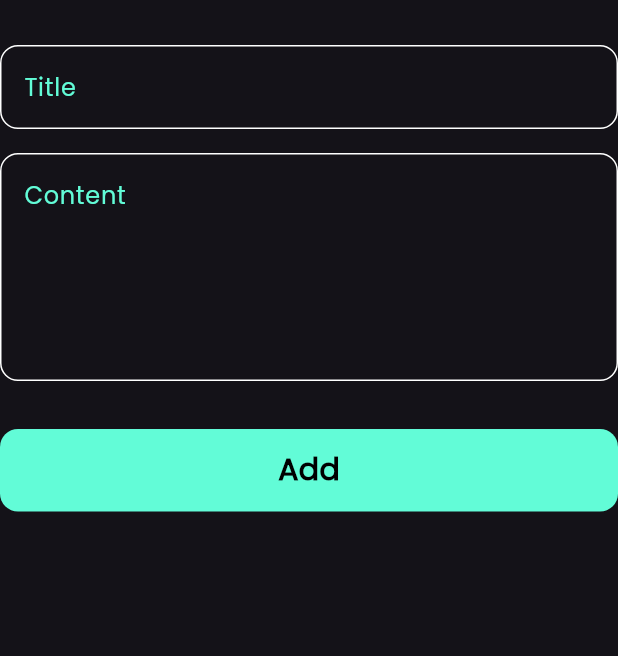
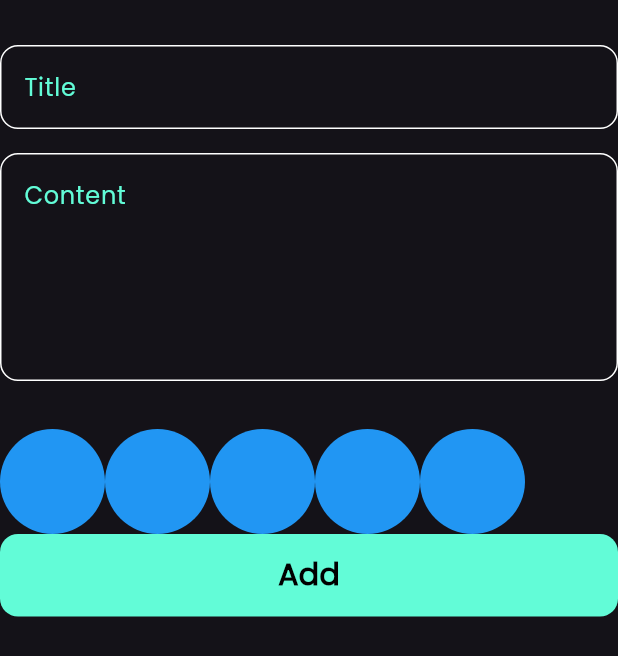
Before and after one commit to xMAG3/notes_app, a Flutter app: the AddNoteForm widget shown alone on an empty page, opened directly, on a phone screen of 412 x 824 dp. Shown: the top 656 px of the screen. Run offline on Flutter 3.47's test engine with Material 3 defaults, Android fonts, the phone set to English and light mode, and no system bars; our stand-ins replace bloc, flutter_bloc, font_awesome_flutter, hive, hive_flutter; accounts and stored records are empty.

Commit message:
create colors list view p1

```diff
--- a/lib/widgets/add_note_form.dart
+++ b/lib/widgets/add_note_form.dart
@@ -3,6 +3,7 @@ import 'package:flutter_bloc/flutter_bloc.dart';
 import 'package:intl/intl.dart';
 import 'package:note_app/cubits/add_note_cubit/cubit/add_note_cubit.dart';
 import 'package:note_app/models/note_model.dart';
+import 'package:note_app/widgets/colors_list_view.dart';
 import 'package:note_app/widgets/custom_button.dart';
 import 'package:note_app/widgets/custom_text_field.dart';
 
@@ -43,6 +44,7 @@ class _AddNoteFormState extends State<AddNoteForm> {
             maxLines: 5,
           ),
           SizedBox(height: 32),
+          ColorsListView(),
           BlocBuilder<AddNoteCubit, AddNoteState>(
             builder: (context, state) {
               return CustomBotton(
@@ -68,6 +70,7 @@ class _AddNoteFormState extends State<AddNoteForm> {
               );
             },
           ),
+          SizedBox(height: 28),
         ],
       ),
     );
--- /dev/null
+++ b/lib/widgets/colors_list_view.dart
@@ -0,0 +1,28 @@
+import 'package:flutter/material.dart';
+
+class ColorItem extends StatelessWidget {
+  const ColorItem({super.key});
+
+  @override
+  Widget build(BuildContext context) {
+    return CircleAvatar(radius: 35, backgroundColor: Colors.blue);
+  }
+}
+
+class ColorsListView extends StatelessWidget {
+  const ColorsListView({super.key});
+
+  @override
+  Widget build(BuildContext context) {
+    return SizedBox(
+      height: 70,
+      child: ListView.builder(
+        itemCount: 5,
+        scrollDirection: Axis.horizontal,
+        itemBuilder: (context, index) {
+          return ColorItem();
+        },
+      ),
+    );
+  }
+}
```
Also changed, not shown: lib/main.dart (line endings or trailing spaces).
